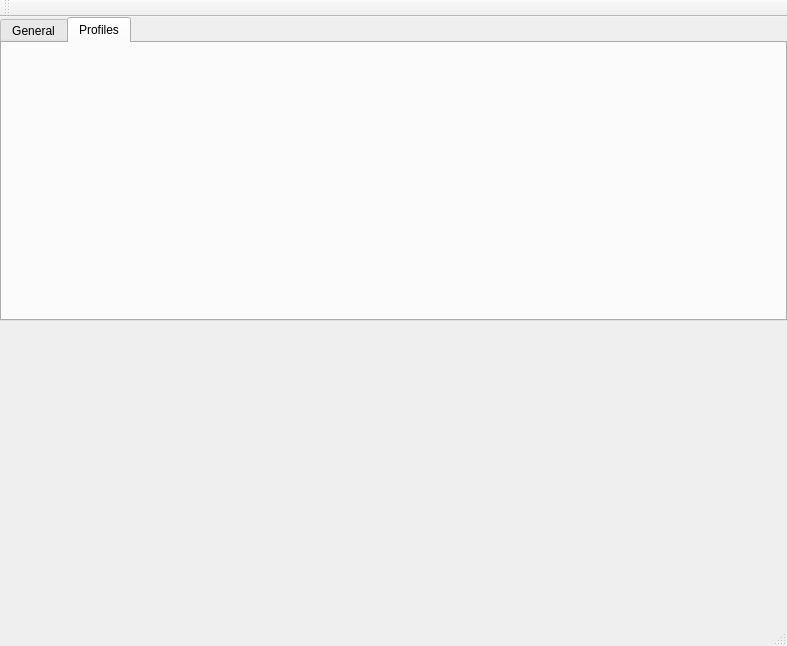
The window that src/SettingsWindow.ui (GeorgH93/QLogViewer) describes before a commit, drawn with Qt 5.
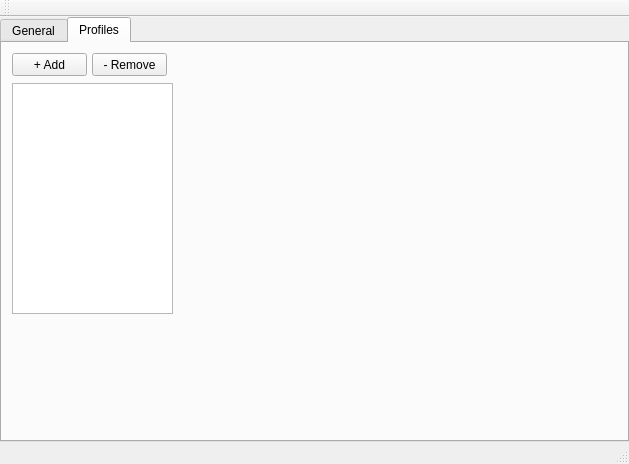
The same window after the commit. The open tabs and pages were chosen to show the change. Icons and pictures are not drawn.

Commit message: Add list view for profile tab

Diff of the .ui file:
```diff
--- a/src/SettingsWindow.ui
+++ b/src/SettingsWindow.ui
@@ -6,8 +6,8 @@
    <rect>
     <x>0</x>
     <y>0</y>
-    <width>787</width>
-    <height>646</height>
+    <width>629</width>
+    <height>464</height>
    </rect>
   </property>
   <property name="windowTitle">
@@ -104,28 +104,81 @@
        </layout>
       </widget>
       <widget class="QWidget" name="tabProfiles">
+       <property name="enabled">
+        <bool>true</bool>
+       </property>
        <attribute name="icon">
         <iconset theme="edit-group"/>
        </attribute>
        <attribute name="title">
         <string>Profiles</string>
        </attribute>
+       <widget class="QPushButton" name="addProfileButton">
+        <property name="geometry">
+         <rect>
+          <x>10</x>
+          <y>10</y>
+          <width>75</width>
+          <height>23</height>
+         </rect>
+        </property>
+        <property name="text">
+         <string>+ Add</string>
+        </property>
+       </widget>
+       <widget class="QPushButton" name="removeProfileButton">
+        <property name="geometry">
+         <rect>
+          <x>90</x>
+          <y>10</y>
+          <width>75</width>
+          <height>23</height>
+         </rect>
+        </property>
+        <property name="text">
+         <string>- Remove</string>
+        </property>
+       </widget>
+       <widget class="QListWidget" name="profilesListWidget">
+        <property name="geometry">
+         <rect>
+          <x>10</x>
+          <y>40</y>
+          <width>161</width>
+          <height>231</height>
+         </rect>
+        </property>
+        <property name="sizePolicy">
+         <sizepolicy hsizetype="Expanding" vsizetype="Expanding">
+          <horstretch>0</horstretch>
+          <verstretch>0</verstretch>
+         </sizepolicy>
+        </property>
+        <property name="minimumSize">
+         <size>
+          <width>0</width>
+          <height>151</height>
+         </size>
+        </property>
+        <property name="maximumSize">
+         <size>
+          <width>161</width>
+          <height>300</height>
+         </size>
+        </property>
+        <property name="resizeMode">
+         <enum>QListView::Adjust</enum>
+        </property>
+        <property name="modelColumn">
+         <number>0</number>
+        </property>
+       </widget>
+       <zorder>profilesListWidget</zorder>
+       <zorder>addProfileButton</zorder>
+       <zorder>removeProfileButton</zorder>
       </widget>
      </widget>
     </item>
-    <item row="1" column="0">
-     <spacer name="verticalSpacer">
-      <property name="orientation">
-       <enum>Qt::Vertical</enum>
-      </property>
-      <property name="sizeHint" stdset="0">
-       <size>
-        <width>20</width>
-        <height>40</height>
-       </size>
-      </property>
-     </spacer>
-    </item>
    </layout>
   </widget>
   <widget class="QToolBar" name="mainToolBar">
```
Left out of the diff: 52 changed lines with no effect on the pictures. The commit also changes 3 other files.
